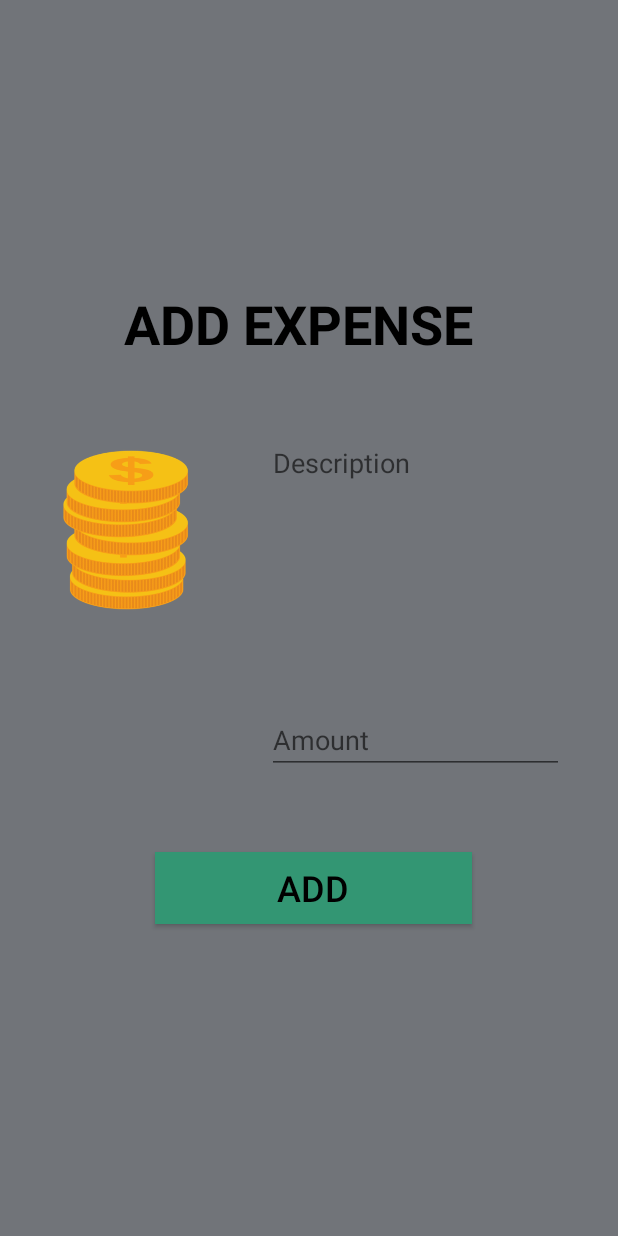
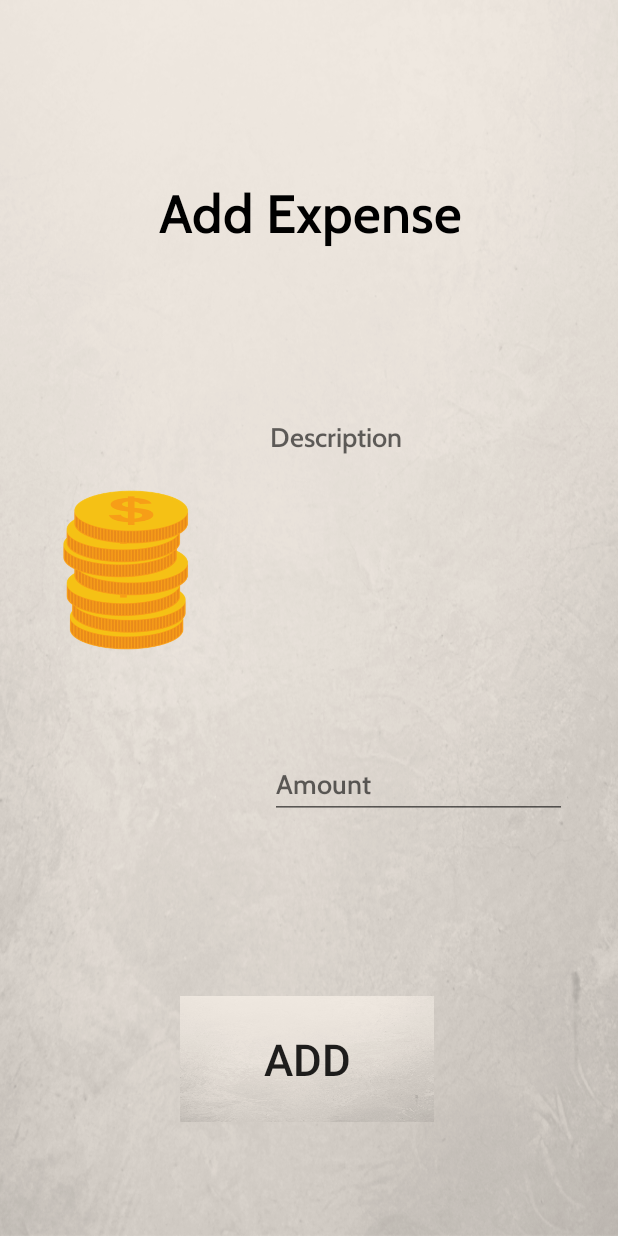
Before and after one commit to amansariya/Quest, an Android app: the ADDEXPENSE screen opened directly, with no data from a screen before it, on a phone screen of 412 x 824 dp. Run offline under Robolectric (Android 15) with nearby library versions, the phone set to English and light mode, and no system bars; our stand-ins replace Firebase (no records; nobody signed in at launch, a user with empty details on screens opened directly).

Commit message:
Background change

```diff
--- a/app/src/main/java/com/example/trippify/Main2Activity.java
+++ b/app/src/main/java/com/example/trippify/Main2Activity.java
@@ -94,7 +94,7 @@ public class Main2Activity extends AppCompatActivity {
                             {
                                 FirebaseAuthException e = (FirebaseAuthException )task.getException();
                                 Toast.makeText(Main2Activity.this, "Failed Registration: "+e.getMessage(), Toast.LENGTH_SHORT).show();
-                                //Toast.makeText(Main2Activity.this, "Registration Failed", Toast.LENGTH_SHORT).show();
+
                             }
                         }
                     });
@@ -111,9 +111,9 @@ public class Main2Activity extends AppCompatActivity {
         String phone=userphoneno.getText().toString();
         String password=userpassword.getText().toString();
 
-        if(name.isEmpty()||email.isEmpty()||phone.isEmpty()||password.isEmpty())
+        if(name.isEmpty()||email.isEmpty()||phone.isEmpty()||password.isEmpty()||(phone.length()>10)||(phone.length()<10))
         {
-            Toast.makeText(this,"Please enter all details",Toast.LENGTH_SHORT ).show();
+            Toast.makeText(this,"Please enter all details correctly",Toast.LENGTH_SHORT ).show();
         }else
         {
             result=true;
--- a/app/src/main/res/layout/activity_addexpense.xml
+++ b/app/src/main/res/layout/activity_addexpense.xml
@@ -5,7 +5,7 @@
     android:layout_width="match_parent"
     android:layout_height="match_parent"
     tools:context=".ADDEXPENSE"
-    android:background="@color/darkgrey"
+    android:background="@drawable/dashbtn"
     >
 
     <TextView
@@ -14,9 +14,10 @@
         android:layout_height="66dp"
         android:layout_alignParentStart="true"
         android:layout_alignParentTop="true"
-        android:layout_marginStart="25dp"
-        android:layout_marginTop="191dp"
-        android:text="ADD EXPENSE"
+        android:layout_marginStart="33dp"
+        android:layout_marginTop="120dp"
+        android:fontFamily="@font/cabin_semibold"
+        android:text="Add Expense"
         android:textAlignment="center"
         android:textColor="@color/black"
         android:textSize="36sp"
@@ -28,10 +29,11 @@
         android:layout_height="wrap_content"
         android:layout_alignParentTop="true"
         android:layout_alignParentEnd="true"
-        android:layout_marginTop="286dp"
-        android:layout_marginEnd="36dp"
+        android:layout_marginTop="270dp"
+        android:layout_marginEnd="38dp"
+        android:fontFamily="@font/cabin_semibold"
         android:hint="Description"
-        android:textColor="@color/black"/>
+        android:textColor="@color/black" />
 
     <EditText
         android:id="@+id/editText2"
@@ -39,25 +41,28 @@
         android:layout_height="wrap_content"
         android:layout_alignParentEnd="true"
         android:layout_alignParentBottom="true"
-        android:layout_marginEnd="36dp"
-        android:layout_marginBottom="308dp"
+        android:layout_marginEnd="34dp"
+        android:layout_marginBottom="278dp"
         android:ems="10"
+        android:fontFamily="@font/cabin_semibold"
         android:hint="Amount"
-        android:textColor="@color/black"
-        android:inputType="textPersonName" />
+        android:inputType="textPersonName"
+        android:textColor="@color/black" />
 
     <Button
         android:id="@+id/button"
-        android:layout_width="211dp"
-        android:layout_height="wrap_content"
+        android:layout_width="169dp"
+        android:layout_height="84dp"
         android:layout_alignParentStart="true"
         android:layout_alignParentBottom="true"
-        android:layout_marginStart="103dp"
-        android:layout_marginBottom="208dp"
-        android:background="@color/green"
-        android:text="ADD"
-        android:textColor="@color/black"
-        android:textSize="24sp" />
+        android:layout_marginStart="120dp"
+        android:layout_marginBottom="76dp"
+        android:background="@drawable/dashbtn"
+        android:elevation="10dp"
+        android:text="Add"
+        android:textAppearance="@style/TextAppearance.AppCompat.Button"
+        android:textSize="29sp"
+        android:visibility="visible" />
 
     <ImageView
         android:id="@+id/imageView4"
@@ -66,7 +71,7 @@
         android:layout_alignParentStart="true"
         android:layout_alignParentTop="true"
         android:layout_marginStart="0dp"
-        android:layout_marginTop="263dp"
+        android:layout_marginTop="290dp"
         app:srcCompat="@drawable/money" />
 
 </RelativeLayout>
```
Also changed, not shown: app/src/main/java/com/example/trippify/Main3Activity.java (+4 -14 lines), app/src/main/res/layout/activity_blogs.xml (+39 -18 lines), app/src/main/res/layout/activity_main.xml (+34 -14 lines), app/src/main/res/layout/activity_main2.xml (+24 -19 lines), app/src/main/res/layout/activity_main3.xml (+23 -10 lines), app/src/main/res/layout/activity_main5.xml (+8 -3 lines), app/src/main/res/layout/activity_maps.xml (+17 -12 lines), app/src/main/res/drawable/dashbg.png, app/src/main/res/drawable/dashbtn.png.
